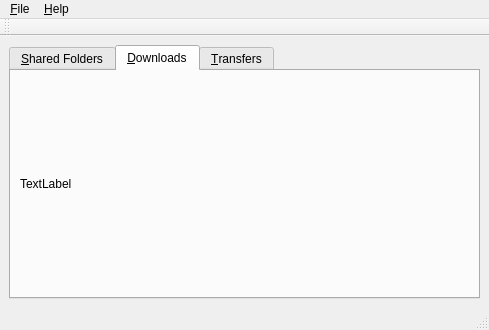
This is src/py3/bytestagui/qt/views/ui/main.ui in chfoo/bytestag as Qt 5 draws it before an edit. The edited form follows.
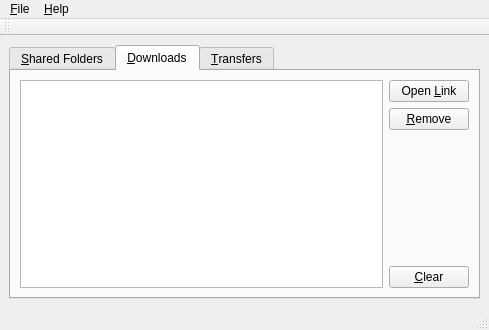
This is the edited form. The open tabs and pages were chosen to show the change.

```diff
--- a/src/py3/bytestagui/qt/views/ui/main.ui
+++ b/src/py3/bytestagui/qt/views/ui/main.ui
@@ -134,13 +134,47 @@
        <attribute name="title">
         <string>&amp;Downloads</string>
        </attribute>
-       <layout class="QVBoxLayout" name="verticalLayout_3">
+       <layout class="QHBoxLayout" name="horizontalLayout">
         <item>
-         <widget class="QLabel" name="label_2">
-          <property name="text">
-           <string>TextLabel</string>
-          </property>
-         </widget>
+         <widget class="QTableView" name="downloads_table_view"/>
+        </item>
+        <item>
+         <layout class="QVBoxLayout" name="verticalLayout_3">
+          <item>
+           <widget class="QPushButton" name="downloads_open_link_button">
+            <property name="text">
+             <string>Open &amp;Link</string>
+            </property>
+           </widget>
+          </item>
+          <item>
+           <widget class="QPushButton" name="downloads_remove_button">
+            <property name="text">
+             <string>&amp;Remove</string>
+            </property>
+           </widget>
+          </item>
+          <item>
+           <spacer name="verticalSpacer_2">
+            <property name="orientation">
+             <enum>Qt::Vertical</enum>
+            </property>
+            <property name="sizeHint" stdset="0">
+             <size>
+              <width>20</width>
+              <height>40</height>
+             </size>
+            </property>
+           </spacer>
+          </item>
+          <item>
+           <widget class="QPushButton" name="downloads_clear_button">
+            <property name="text">
+             <string>&amp;Clear</string>
+            </property>
+           </widget>
+          </item>
+         </layout>
         </item>
        </layout>
       </widget>
```
Left out of the diff: 11 changed lines with no effect on the pictures.
